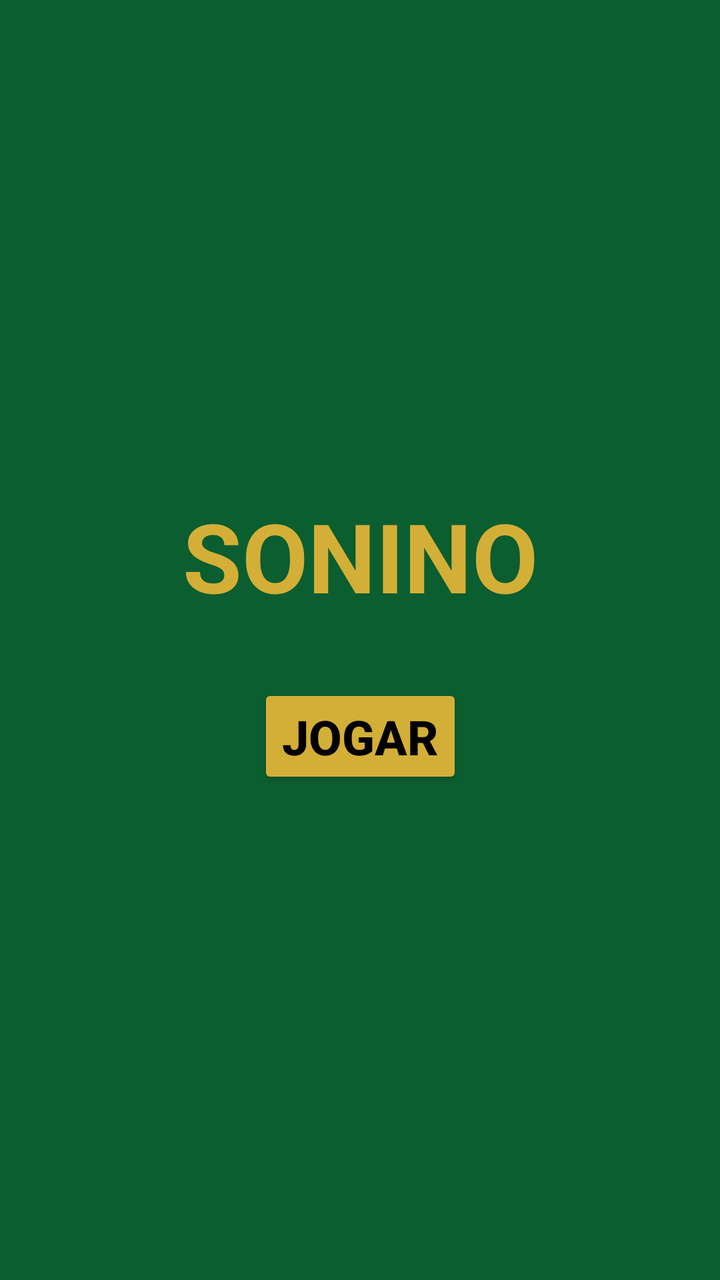
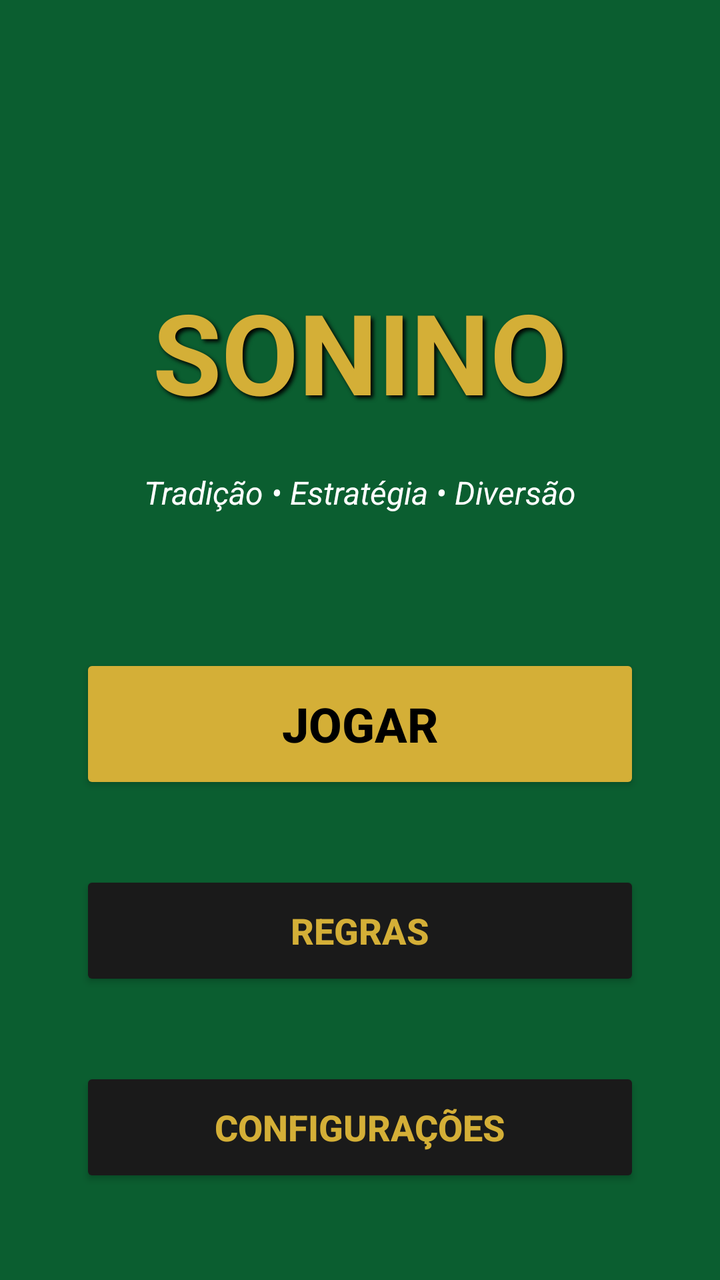

Before-and-after screenshots of an Android layout around one commit, followed by the original layout XML and the change that was made.
<!-- AndroidManifest.xml: application theme Theme.Sonino -->
<!-- res/layout/activity_main.xml -->
<?xml version="1.0" encoding="utf-8"?>
<androidx.constraintlayout.widget.ConstraintLayout xmlns:android="http://schemas.android.com/apk/res/android"
    xmlns:app="http://schemas.android.com/apk/res-auto"
    android:layout_width="match_parent"
    android:layout_height="match_parent"
    android:background="#0B5E30">

    <TextView
        android:id="@+id/titulo"
        android:layout_width="wrap_content"
        android:layout_height="wrap_content"
        android:text="SONINO"
        android:textColor="#D4AF37"
        android:textSize="48sp"
        android:textStyle="bold"
        app:layout_constraintBottom_toTopOf="@+id/btnJogar"
        app:layout_constraintEnd_toEndOf="parent"
        app:layout_constraintStart_toStartOf="parent"
        app:layout_constraintTop_toTopOf="parent"
        app:layout_constraintVertical_chainStyle="packed" />

    <Button
        android:id="@+id/btnJogar"
        android:layout_width="wrap_content"
        android:layout_height="wrap_content"
        android:layout_marginTop="32dp"
        android:backgroundTint="#D4AF37"
        android:text="JOGAR"
        android:textColor="#000000"
        android:textSize="24sp"
        android:textStyle="bold"
        app:layout_constraintBottom_toBottomOf="parent"
        app:layout_constraintEnd_toEndOf="parent"
        app:layout_constraintStart_toStartOf="parent"
        app:layout_constraintTop_toBottomOf="@+id/titulo" />

</androidx.constraintlayout.widget.ConstraintLayout>
<!-- resources referenced by this layout -->
<resources>
  <style name="Theme.Sonino" parent="Theme.AppCompat.Light.NoActionBar">
          <item name="colorPrimary">#0B5E30</item>
          <item name="colorPrimaryDark">#0B5E30</item>
          <item name="colorAccent">#D4AF37</item>
      </style>
</resources>

<!-- the commit's change to res/layout/activity_main.xml (unified diff, before → after) -->
@@ -3,7 +3,8 @@
     xmlns:app="http://schemas.android.com/apk/res-auto"
     android:layout_width="match_parent"
     android:layout_height="match_parent"
-    android:background="#0B5E30">
+    android:background="#0B5E30"
+    android:padding="24dp">
 
     <TextView
         android:id="@+id/titulo"
@@ -11,27 +12,74 @@
         android:layout_height="wrap_content"
         android:text="SONINO"
         android:textColor="#D4AF37"
-        android:textSize="48sp"
+        android:textSize="56sp"
         android:textStyle="bold"
+        android:shadowColor="#000000"
+        android:shadowDx="4"
+        android:shadowDy="4"
+        android:shadowRadius="5"
         app:layout_constraintBottom_toTopOf="@+id/btnJogar"
         app:layout_constraintEnd_toEndOf="parent"
         app:layout_constraintStart_toStartOf="parent"
         app:layout_constraintTop_toTopOf="parent"
         app:layout_constraintVertical_chainStyle="packed" />
 
+    <TextView
+        android:id="@+id/subtitulo"
+        android:layout_width="wrap_content"
+        android:layout_height="wrap_content"
+        android:layout_marginBottom="48dp"
+        android:text="Tradição • Estratégia • Diversão"
+        android:textColor="#FFFFFF"
+        android:textSize="16sp"
+        android:textStyle="italic"
+        app:layout_constraintBottom_toTopOf="@+id/btnJogar"
+        app:layout_constraintEnd_toEndOf="parent"
+        app:layout_constraintStart_toStartOf="parent"
+        app:layout_constraintTop_toBottomOf="@+id/titulo" />
+
     <Button
         android:id="@+id/btnJogar"
-        android:layout_width="wrap_content"
-        android:layout_height="wrap_content"
-        android:layout_marginTop="32dp"
+        android:layout_width="280dp"
+        android:layout_height="70dp"
         android:backgroundTint="#D4AF37"
         android:text="JOGAR"
         android:textColor="#000000"
         android:textSize="24sp"
         android:textStyle="bold"
+        app:layout_constraintBottom_toTopOf="@+id/btnRegras"
+        app:layout_constraintEnd_toEndOf="parent"
+        app:layout_constraintStart_toStartOf="parent"
+        app:layout_constraintTop_toBottomOf="@+id/subtitulo" />
+
+    <Button
+        android:id="@+id/btnRegras"
+        android:layout_width="280dp"
+        android:layout_height="60dp"
+        android:layout_marginTop="16dp"
+        android:backgroundTint="#1A1A1A"
+        android:text="REGRAS"
+        android:textColor="#D4AF37"
+        android:textSize="18sp"
+        android:textStyle="bold"
+        app:layout_constraintBottom_toTopOf="@+id/btnConfig"
+        app:layout_constraintEnd_toEndOf="parent"
+        app:layout_constraintStart_toStartOf="parent"
+        app:layout_constraintTop_toBottomOf="@+id/btnJogar" />
+
+    <Button
+        android:id="@+id/btnConfig"
+        android:layout_width="280dp"
+        android:layout_height="60dp"
+        android:layout_marginTop="16dp"
+        android:backgroundTint="#1A1A1A"
+        android:text="CONFIGURAÇÕES"
+        android:textColor="#D4AF37"
+        android:textSize="18sp"
+        android:textStyle="bold"
         app:layout_constraintBottom_toBottomOf="parent"
         app:layout_constraintEnd_toEndOf="parent"
         app:layout_constraintStart_toStartOf="parent"
-        app:layout_constraintTop_toBottomOf="@+id/titulo" />
+        app:layout_constraintTop_toBottomOf="@+id/btnRegras" />
 
 </androidx.constraintlayout.widget.ConstraintLayout>
